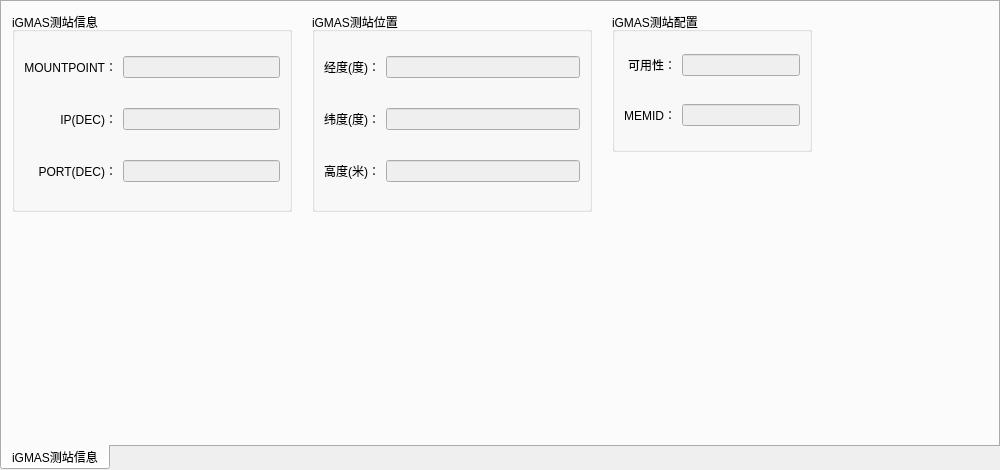
Before: the Qt Designer form widget/igmasstationinfo_widget.ui in yanghang8612/SMAMMainUI, drawn with Qt 5.
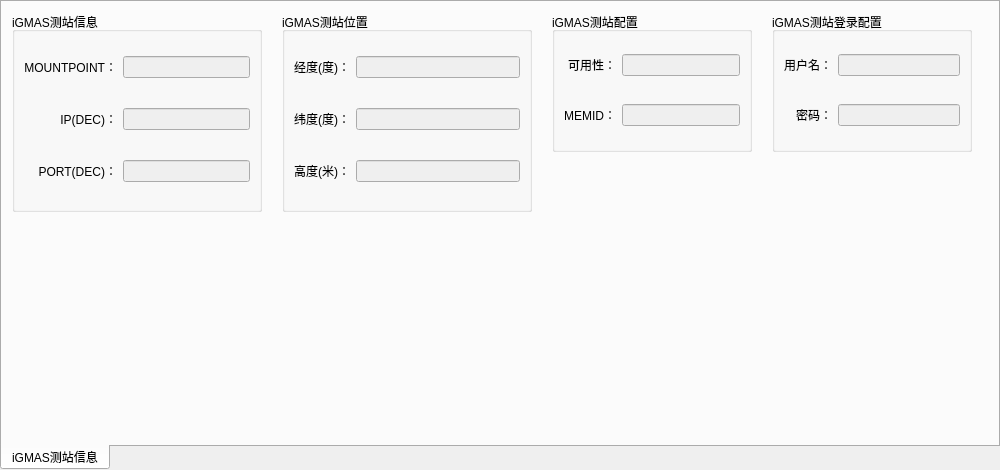
After: the same form once the commit is applied.

Commit message: Change bean other center and igmas station. Change some UI. Delete .xml and .zn.

The edit to the form file:
```diff
--- a/widget/igmasstationinfo_widget.ui
+++ b/widget/igmasstationinfo_widget.ui
@@ -28,7 +28,7 @@
      <rect>
       <x>10</x>
       <y>10</y>
-      <width>280</width>
+      <width>250</width>
       <height>200</height>
      </rect>
     </property>
@@ -113,9 +113,9 @@
    <widget class="QGroupBox" name="groupBox_2">
     <property name="geometry">
      <rect>
-      <x>310</x>
+      <x>280</x>
       <y>10</y>
-      <width>280</width>
+      <width>250</width>
       <height>200</height>
      </rect>
     </property>
@@ -200,7 +200,7 @@
    <widget class="QGroupBox" name="groupBox_3">
     <property name="geometry">
      <rect>
-      <x>610</x>
+      <x>550</x>
       <y>10</y>
       <width>200</width>
       <height>140</height>
@@ -264,6 +264,76 @@
      </item>
     </layout>
    </widget>
+   <widget class="QGroupBox" name="groupBox_4">
+    <property name="geometry">
+     <rect>
+      <x>770</x>
+      <y>10</y>
+      <width>200</width>
+      <height>140</height>
+     </rect>
+    </property>
+    <property name="title">
+     <string>iGMAS测站登录配置</string>
+    </property>
+    <layout class="QGridLayout" name="gridLayout_4">
+     <property name="topMargin">
+      <number>0</number>
+     </property>
+     <property name="bottomMargin">
+      <number>0</number>
+     </property>
+     <item row="0" column="0">
+      <widget class="QLabel" name="label_9">
+       <property name="text">
+        <string>用户名：</string>
+       </property>
+       <property name="alignment">
+        <set>Qt::AlignRight|Qt::AlignTrailing|Qt::AlignVCenter</set>
+       </property>
+      </widget>
+     </item>
+     <item row="0" column="1">
+      <widget class="QLineEdit" name="stationUserNameEdit">
+       <property name="enabled">
+        <bool>false</bool>
+       </property>
+       <property name="cursor">
+        <cursorShape>ArrowCursor</cursorShape>
+       </property>
+       <property name="readOnly">
+        <bool>false</bool>
+       </property>
+      </widget>
+     </item>
+     <item row="1" column="1">
+      <widget class="QLineEdit" name="stationPasswordEdit">
+       <property name="enabled">
+        <bool>false</bool>
+       </property>
+       <property name="cursor">
+        <cursorShape>ArrowCursor</cursorShape>
+       </property>
+       <property name="styleSheet">
+        <string notr="true"/>
+       </property>
+       <property name="echoMode">
+        <enum>QLineEdit::Password</enum>
+       </property>
+      </widget>
+     </item>
+     <item row="1" column="0">
+      <widget class="QLabel" name="label_10">
+       <property name="text">
+        <string>密码：</string>
+       </property>
+       <property name="alignment">
+        <set>Qt::AlignRight|Qt::AlignTrailing|Qt::AlignVCenter</set>
+       </property>
+      </widget>
+     </item>
+    </layout>
+   </widget>
   </widget>
  </widget>
  <resources/>
```
The commit also changes 16 other files.
